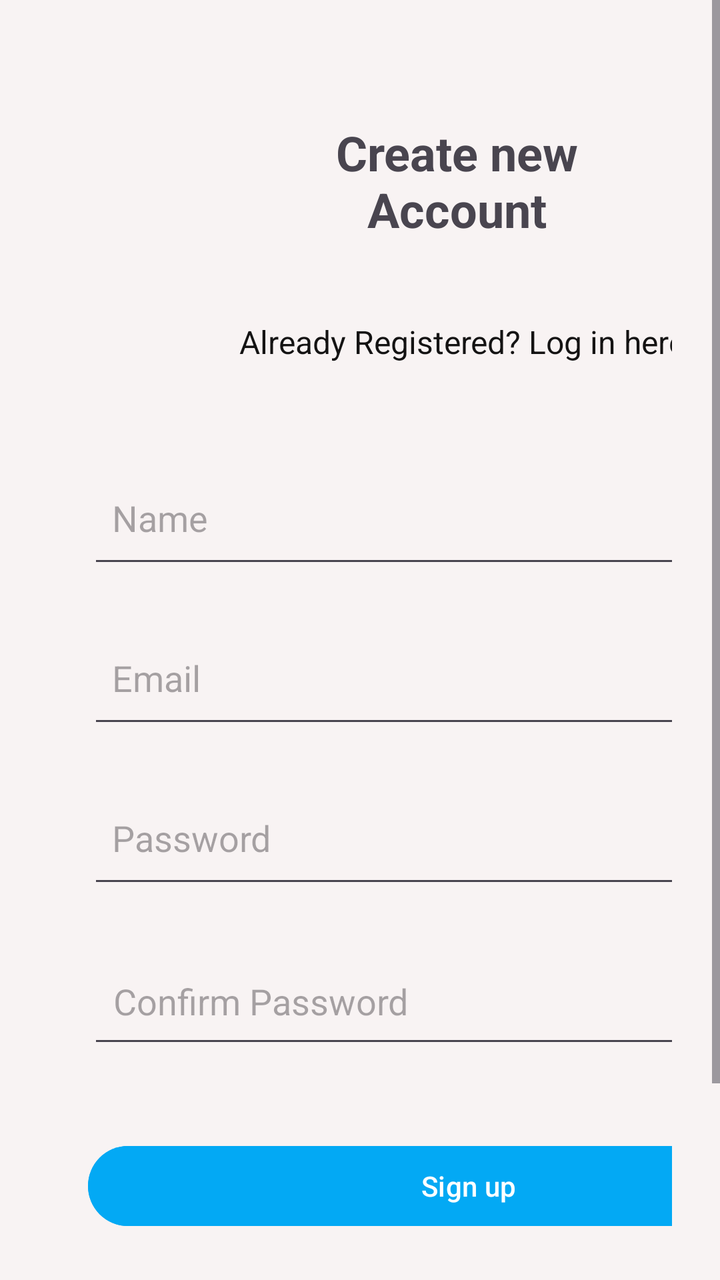
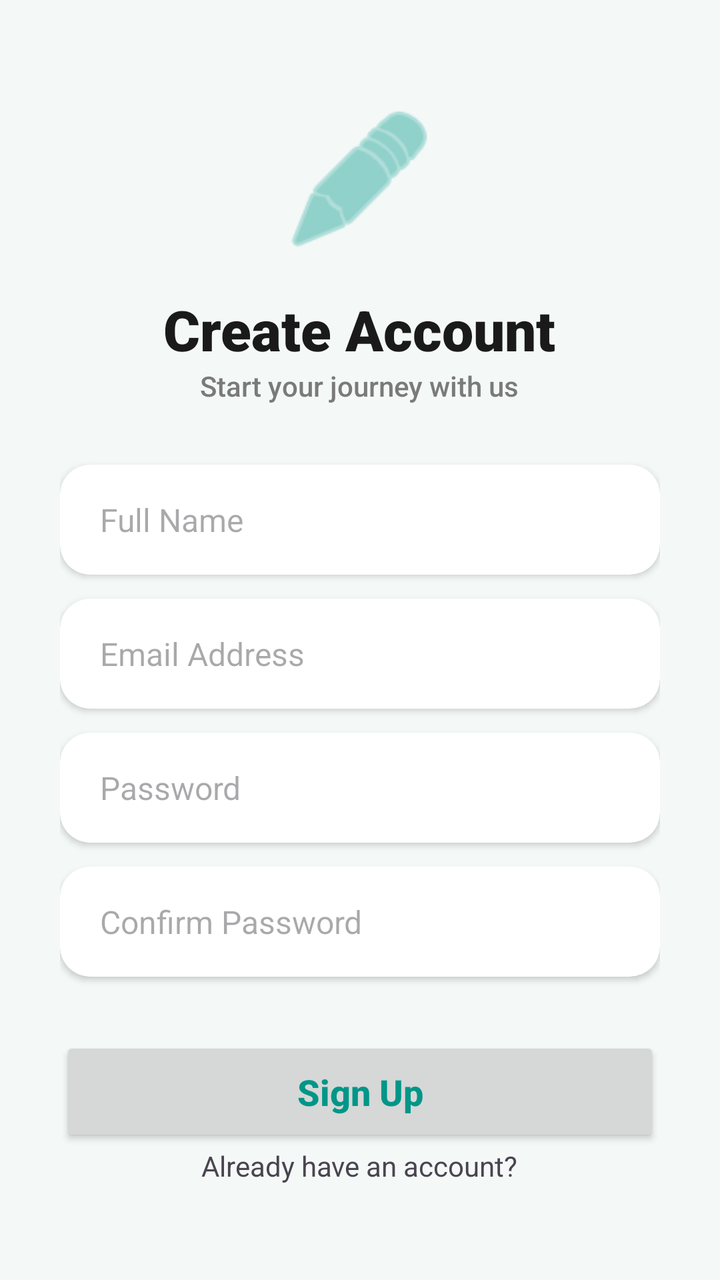

Compare the two renders of this Android layout. The source of the first and the diff that turns it into the second are given below.
<!-- AndroidManifest.xml: application theme Theme.Larafinal -->
<!-- res/layout/activity_sign_up.xml -->
<?xml version="1.0" encoding="utf-8"?>
<ScrollView xmlns:android="http://schemas.android.com/apk/res/android"
    xmlns:tools="http://schemas.android.com/tools"
    xmlns:app="http://schemas.android.com/apk/res-auto"
    android:id="@+id/scroll_signup"
    android:layout_width="match_parent"
    android:layout_height="match_parent"
    android:background="#F8F3F3"
    android:fillViewport="true">

    <androidx.constraintlayout.widget.ConstraintLayout
        android:layout_width="match_parent"
        android:layout_height="729dp"
        android:padding="24dp"
        tools:layout_editor_absoluteY="1dp">

        <androidx.cardview.widget.CardView
            android:id="@+id/card_signup"
            android:layout_width="0dp"
            android:layout_height="wrap_content"
            android:layout_marginTop="-40dp"
            app:cardCornerRadius="18dp"
            app:cardElevation="6dp"
            app:layout_constraintEnd_toEndOf="parent"
            app:layout_constraintStart_toStartOf="parent"
            app:layout_constraintTop_toTopOf="parent">

        </androidx.cardview.widget.CardView>

        <LinearLayout
            android:layout_width="409dp"
            android:layout_height="708dp"
            android:orientation="vertical"
            android:padding="20dp"
            tools:ignore="MissingConstraints"
            tools:layout_editor_absoluteX="-31dp"
            tools:layout_editor_absoluteY="-15dp">

            <TextView
                android:id="@+id/tv_signup_title"
                android:layout_width="369dp"
                android:layout_height="101dp"
                android:gravity="center"
                android:paddingBottom="8dp"
                android:text="Create new\nAccount"
                android:textSize="24sp"
                android:textStyle="bold" />

            <TextView
                android:id="@+id/tv_signup_sub"
                android:layout_width="378dp"
                android:layout_height="64dp"
                android:gravity="center"
                android:paddingBottom="12dp"
                android:text="Already Registered? Log in here."
                android:textColor="#141313"
                android:textSize="16sp" />

            <EditText
                android:id="@+id/et_signup_name"
                android:layout_width="375dp"
                android:layout_height="60dp"
                android:layout_marginBottom="20dp"
                android:hint="Name"
                android:layout_marginTop="20dp"
                android:inputType="textPersonName"
                android:padding="12dp" />

            <EditText
                android:id="@+id/et_signup_email"
                android:layout_width="375dp"
                android:layout_height="60dp"
                android:layout_marginBottom="20dp"
                android:hint="Email"
                android:inputType="textEmailAddress"
                android:padding="12dp" />

            <EditText
                android:id="@+id/et_signup_password"
                android:layout_width="375dp"
                android:layout_height="60dp"
                android:layout_marginBottom="20dp"
                android:hint="Password"
                android:inputType="textPassword"
                android:padding="12dp" />

            <EditText
                android:id="@+id/etCon"
                android:layout_width="375dp"
                android:layout_height="60dp"
                android:ems="10"
                android:hint="  Confirm Password"
                android:inputType="textPassword" />

            <Button
                android:id="@+id/btn_signup"
                android:layout_width="381dp"
                android:layout_height="wrap_content"
                android:layout_marginTop="40dp"
                android:backgroundTint="#03A9F4"
                android:text="Sign up"
                android:textAllCaps="false"
                android:textColor="@color/white" />

        </LinearLayout>

    </androidx.constraintlayout.widget.ConstraintLayout>

</ScrollView>
<!-- resources referenced by this layout -->
<resources>
  <color name="white">#FFFFFFFF</color>
  <style name="Theme.Larafinal" parent="Base.Theme.Larafinal" />
  <style name="Base.Theme.Larafinal" parent="Theme.Material3.DayNight.NoActionBar">
          
          
      </style>
</resources>

<!-- the commit's change to res/layout/activity_sign_up.xml (unified diff, before → after) -->
@@ -1,109 +1,143 @@
 <?xml version="1.0" encoding="utf-8"?>
-<ScrollView xmlns:android="http://schemas.android.com/apk/res/android"
+<androidx.coordinatorlayout.widget.CoordinatorLayout
+    xmlns:android="http://schemas.android.com/apk/res/android"
+    xmlns:app="http://schemas.android.com/apk/res-auto"
     xmlns:tools="http://schemas.android.com/tools"
-    xmlns:app="http://schemas.android.com/apk/res-auto"
-    android:id="@+id/scroll_signup"
     android:layout_width="match_parent"
     android:layout_height="match_parent"
-    android:background="#F8F3F3"
-    android:fillViewport="true">
+    android:background="#F4F9F8"
+    tools:context=".SignUp">
 
-    <androidx.constraintlayout.widget.ConstraintLayout
+    <ScrollView
         android:layout_width="match_parent"
-        android:layout_height="729dp"
-        android:padding="24dp"
-        tools:layout_editor_absoluteY="1dp">
-
-        <androidx.cardview.widget.CardView
-            android:id="@+id/card_signup"
-            android:layout_width="0dp"
-            android:layout_height="wrap_content"
-            android:layout_marginTop="-40dp"
-            app:cardCornerRadius="18dp"
-            app:cardElevation="6dp"
-            app:layout_constraintEnd_toEndOf="parent"
-            app:layout_constraintStart_toStartOf="parent"
-            app:layout_constraintTop_toTopOf="parent">
-
-        </androidx.cardview.widget.CardView>
+        android:layout_height="match_parent"
+        android:fillViewport="true">
 
         <LinearLayout
-            android:layout_width="409dp"
-            android:layout_height="708dp"
+            android:layout_width="match_parent"
+            android:layout_height="wrap_content"
             android:orientation="vertical"
-            android:padding="20dp"
-            tools:ignore="MissingConstraints"
-            tools:layout_editor_absoluteX="-31dp"
-            tools:layout_editor_absoluteY="-15dp">
+            android:padding="30dp"
+            android:gravity="center_horizontal">
+
+            <ImageView
+                android:layout_width="80dp"
+                android:layout_height="80dp"
+                android:layout_marginTop="20dp"
+                android:src="@android:drawable/ic_menu_edit"
+                app:tint="#4DB6AC" />
 
             <TextView
-                android:id="@+id/tv_signup_title"
-                android:layout_width="369dp"
-                android:layout_height="101dp"
-                android:gravity="center"
-                android:paddingBottom="8dp"
-                android:text="Create new\nAccount"
-                android:textSize="24sp"
+                android:layout_width="wrap_content"
+                android:layout_height="wrap_content"
+                android:text="Create Account"
+                android:textSize="28sp"
+                android:textStyle="bold"
+                android:textColor="#1A1A1A"
+                android:layout_marginTop="16dp"
+                android:fontFamily="sans-serif-black"/>
+
+            <TextView
+                android:layout_width="wrap_content"
+                android:layout_height="wrap_content"
+                android:text="Start your journey with us"
+                android:textSize="14sp"
+                android:textColor="#7A7A7A"
+                android:layout_marginBottom="30dp"
+                android:fontFamily="sans-serif-medium"/>
+
+            <androidx.cardview.widget.CardView
+                android:layout_width="match_parent"
+                android:layout_height="wrap_content"
+                app:cardCornerRadius="15dp"
+                app:cardElevation="2dp"
+                android:layout_marginBottom="12dp">
+
+                <EditText
+                    android:id="@+id/et_signup_name"
+                    android:layout_width="match_parent"
+                    android:layout_height="55dp"
+                    android:hint="Full Name"
+                    android:inputType="textPersonName"
+                    android:paddingStart="20dp"
+                    android:paddingEnd="20dp"
+                    android:background="@android:color/transparent"
+                    android:textSize="16sp" />
+            </androidx.cardview.widget.CardView>
+
+            <androidx.cardview.widget.CardView
+                android:layout_width="match_parent"
+                android:layout_height="wrap_content"
+                app:cardCornerRadius="15dp"
+                app:cardElevation="2dp"
+                android:layout_marginBottom="12dp">
+
+                <EditText
+                    android:id="@+id/et_signup_email"
+                    android:layout_width="match_parent"
+                    android:layout_height="55dp"
+                    android:hint="Email Address"
+                    android:inputType="textEmailAddress"
+                    android:paddingStart="20dp"
+                    android:paddingEnd="20dp"
+                    android:background="@android:color/transparent"
+                    android:textSize="16sp" />
+            </androidx.cardview.widget.CardView>
+
+            <androidx.cardview.widget.CardView
+                android:layout_width="match_parent"
+                android:layout_height="wrap_content"
+                app:cardCornerRadius="15dp"
+                app:cardElevation="2dp"
+                android:layout_marginBottom="12dp">
+
+                <EditText
+                    android:id="@+id/et_signup_password"
+                    android:layout_width="match_parent"
+                    android:layout_height="55dp"
+                    android:hint="Password"
+                    android:inputType="textPassword"
+                    android:paddingStart="20dp"
+                    android:paddingEnd="20dp"
+                    android:background="@android:color/transparent"
+                    android:textSize="16sp" />
+            </androidx.cardview.widget.CardView>
+
+            <androidx.cardview.widget.CardView
+                android:layout_width="match_parent"
+                android:layout_height="wrap_content"
+                app:cardCornerRadius="15dp"
+                app:cardElevation="2dp"
+                android:layout_marginBottom="30dp">
+
+                <EditText
+                    android:id="@+id/etCon"
+                    android:layout_width="match_parent"
+                    android:layout_height="55dp"
+                    android:hint="Confirm Password"
+                    android:inputType="textPassword"
+                    android:paddingStart="20dp"
+                    android:paddingEnd="20dp"
+                    android:background="@android:color/transparent"
+                    android:textSize="16sp" />
+            </androidx.cardview.widget.CardView>
+
+            <androidx.appcompat.widget.AppCompatButton
+                android:id="@+id/btn_signup"
+                android:layout_width="match_parent"
+                android:layout_height="55dp"
+                android:text="Sign Up"
+                android:textAllCaps="false"
+                android:textColor="#009688"
+                android:textSize="18sp"
                 android:textStyle="bold" />
 
             <TextView
-                android:id="@+id/tv_signup_sub"
-                android:layout_width="378dp"
-                android:layout_height="64dp"
-                android:gravity="center"
-                android:paddingBottom="12dp"
-                android:text="Already Registered? Log in here."
-                android:textColor="#141313"
-                android:textSize="16sp" />
-
-            <EditText
-                android:id="@+id/et_signup_name"
-                android:layout_width="375dp"
-                android:layout_height="60dp"
-                android:layout_marginBottom="20dp"
-                android:hint="Name"
-                android:layout_marginTop="20dp"
-                android:inputType="textPersonName"
-                android:padding="12dp" />
-
-            <EditText
-                android:id="@+id/et_signup_email"
-                android:layout_width="375dp"
-                android:layout_height="60dp"
-                android:layout_marginBottom="20dp"
-                android:hint="Email"
-                android:inputType="textEmailAddress"
-                android:padding="12dp" />
-
-            <EditText
-                android:id="@+id/et_signup_password"
-                android:layout_width="375dp"
-                android:layout_height="60dp"
-                android:layout_marginBottom="20dp"
-                android:hint="Password"
-                android:inputType="textPassword"
-                android:padding="12dp" />
-
-            <EditText
-                android:id="@+id/etCon"
-                android:layout_width="375dp"
-                android:layout_height="60dp"
-                android:ems="10"
-                android:hint="  Confirm Password"
-                android:inputType="textPassword" />
-
-            <Button
-                android:id="@+id/btn_signup"
-                android:layout_width="381dp"
+                android:id="@+id/tvAlreadyHaveAccount"
+                android:layout_width="wrap_content"
                 android:layout_height="wrap_content"
-                android:layout_marginTop="40dp"
-                android:backgroundTint="#03A9F4"
-                android:text="Sign up"
-                android:textAllCaps="false"
-                android:textColor="@color/white" />
+                android:text="Already have an account?"/>
 
         </LinearLayout>
-
-    </androidx.constraintlayout.widget.ConstraintLayout>
-
-</ScrollView>
+    </ScrollView>
+</androidx.coordinatorlayout.widget.CoordinatorLayout>
<!-- resource entries referenced after the edit -->
@@ -1,6 +1,5 @@
 <!-- resources referenced by this layout -->
 <resources>
-  <color name="white">#FFFFFFFF</color>
   <style name="Theme.Larafinal" parent="Base.Theme.Larafinal" />
   <style name="Base.Theme.Larafinal" parent="Theme.Material3.DayNight.NoActionBar">
           
